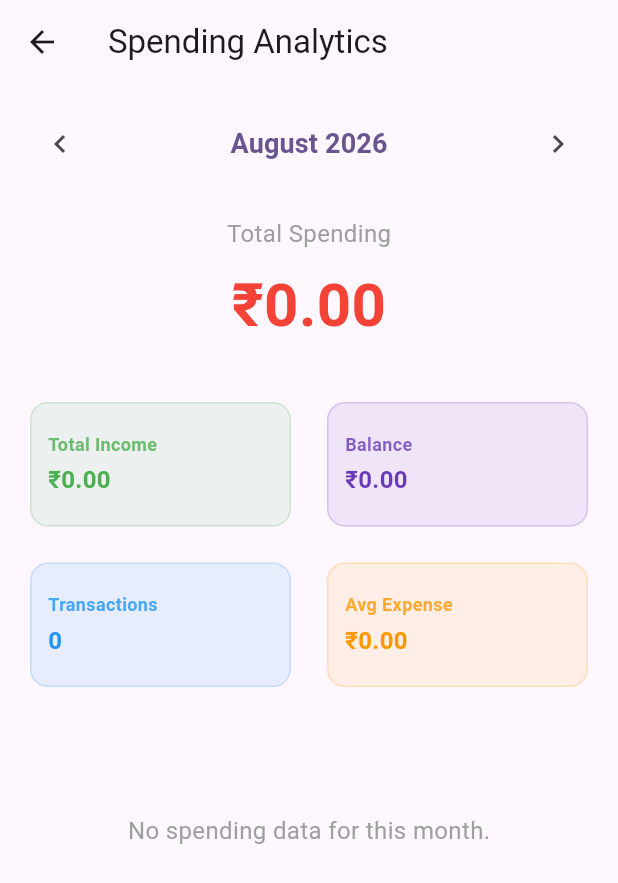
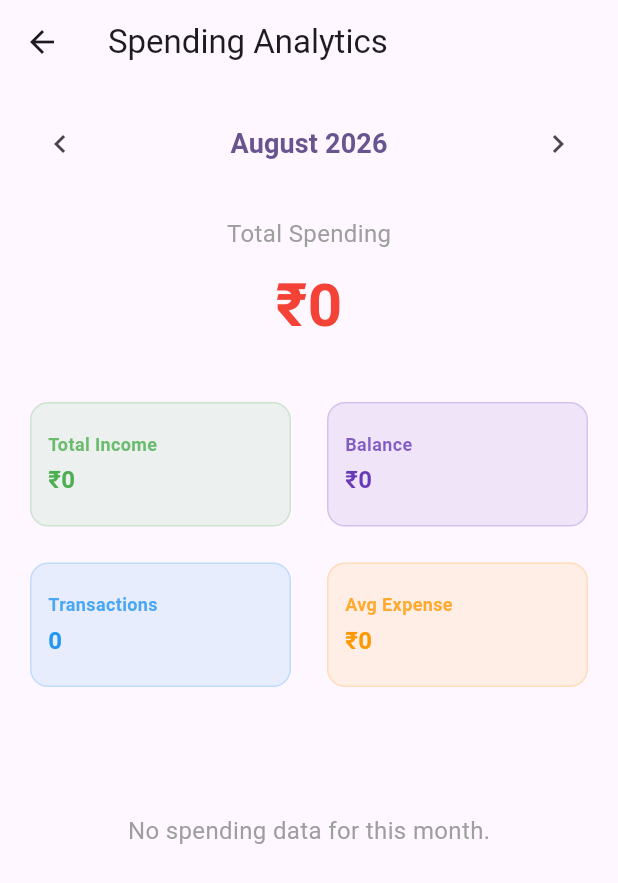
Before and after one commit to thanseer02/exp_trck, a Flutter app: the AnalyticsView screen opened directly, after a tap on the "chevron left" icon, on a phone screen of 412 x 824 dp. Shown: the top 883 px of the screen. Run offline on Flutter 3.47's test engine with Material 3 defaults, Android fonts, the phone set to English and light mode, and no system bars; our stand-ins replace drift, shared_preferences; accounts and stored records are empty; generated files the repository leaves out were written again.

Commit message:
refactor: centralize currency formatting by adding formatAmount to SettingsViewModel and updating all view usages

```diff
--- a/lib/viewmodels/settings_viewmodel.dart
+++ b/lib/viewmodels/settings_viewmodel.dart
@@ -1,5 +1,7 @@
 import 'package:flutter/material.dart';
 import 'package:shared_preferences/shared_preferences.dart';
+
+import 'package:intl/intl.dart';
 
 class SettingsViewModel extends ChangeNotifier {
   final SharedPreferences _prefs;
@@ -16,6 +18,15 @@ class SettingsViewModel extends ChangeNotifier {
 
   String get currencySymbol => _currencySymbol;
   ThemeMode get themeMode => _themeMode;
+
+  String formatAmount(double amount) {
+    final format = NumberFormat.currency(
+      locale: 'en_IN',
+      symbol: _currencySymbol,
+      decimalDigits: amount.truncateToDouble() == amount ? 0 : 2,
+    );
+    return format.format(amount);
+  }
 
   void _loadSettings() {
     _currencySymbol = _prefs.getString(_currencyKey) ?? '₹';
--- a/lib/views/analytics_view.dart
+++ b/lib/views/analytics_view.dart
@@ -118,7 +118,7 @@ class _AnalyticsViewState extends State<AnalyticsView> {
                   const SizedBox(height: 8),
                   Center(
                     child: Text(
-                      '${context.read<SettingsViewModel>().currencySymbol}${totalExpense.toStringAsFixed(2)}',
+                      context.read<SettingsViewModel>().formatAmount(totalExpense),
                       style: const TextStyle(fontSize: 40, fontWeight: FontWeight.bold, color: Colors.red),
                     ),
                   ),
@@ -133,10 +133,10 @@ class _AnalyticsViewState extends State<AnalyticsView> {
                     mainAxisSpacing: 16,
                     childAspectRatio: 2,
                     children: [
-                      _buildMetricCard('Total Income', '${context.read<SettingsViewModel>().currencySymbol}${summary?.totalIncome.toStringAsFixed(2) ?? '0.00'}', Colors.green),
-                      _buildMetricCard('Balance', '${context.read<SettingsViewModel>().currencySymbol}${summary?.balance.toStringAsFixed(2) ?? '0.00'}', Colors.deepPurple),
+                      _buildMetricCard('Total Income', context.read<SettingsViewModel>().formatAmount(summary?.totalIncome ?? 0), Colors.green),
+                      _buildMetricCard('Balance', context.read<SettingsViewModel>().formatAmount(summary?.balance ?? 0), Colors.deepPurple),
                       _buildMetricCard('Transactions', '${vm.analyticsTransactionCount}', Colors.blue),
-                      _buildMetricCard('Avg Expense', '${context.read<SettingsViewModel>().currencySymbol}${averageExpense.toStringAsFixed(2)}', Colors.orange),
+                      _buildMetricCard('Avg Expense', context.read<SettingsViewModel>().formatAmount(averageExpense), Colors.orange),
                     ],
                   ),
                   const SizedBox(height: 32),
@@ -216,7 +216,7 @@ class _AnalyticsViewState extends State<AnalyticsView> {
                               ),
                             ),
                             Text(
-                              '${context.read<SettingsViewModel>().currencySymbol}${topExpenses.first.totalAmount.toStringAsFixed(2)}',
+                              context.read<SettingsViewModel>().formatAmount(topExpenses.first.totalAmount),
                               style: const TextStyle(fontSize: 20, fontWeight: FontWeight.bold, color: Colors.red),
                             ),
                           ],
@@ -260,7 +260,7 @@ class _AnalyticsViewState extends State<AnalyticsView> {
                                 ),
                                 Row(
                                   children: [
-                                    Text('${context.read<SettingsViewModel>().currencySymbol}${spending.totalAmount.toStringAsFixed(2)}', style: const TextStyle(fontWeight: FontWeight.bold)),
+                                    Text(context.read<SettingsViewModel>().formatAmount(spending.totalAmount), style: const TextStyle(fontWeight: FontWeight.bold)),
                                     const SizedBox(width: 8),
                                     Text('${percentage.toStringAsFixed(1)}%', style: const TextStyle(color: Colors.grey)),
                                   ],
--- a/lib/views/category_details_view.dart
+++ b/lib/views/category_details_view.dart
@@ -85,7 +85,7 @@ class CategoryDetailsView extends StatelessWidget {
                 ),
                 const SizedBox(height: 8),
                 Text(
-                  '${context.read<SettingsViewModel>().currencySymbol}${totalSpent.toStringAsFixed(2)}',
+                  context.read<SettingsViewModel>().formatAmount(totalSpent),
                   style: TextStyle(fontSize: 36, fontWeight: FontWeight.bold, color: color),
                 ),
                 const SizedBox(height: 24),
@@ -94,7 +94,7 @@ class CategoryDetailsView extends StatelessWidget {
                   children: [
                     _buildStatCol('Transactions', '$txCount'),
                     Container(height: 30, width: 1, color: Colors.grey.shade300),
-                    _buildStatCol('Avg Transaction', '${context.read<SettingsViewModel>().currencySymbol}${avgTx.toStringAsFixed(2)}'),
+                    _buildStatCol('Avg Transaction', context.read<SettingsViewModel>().formatAmount(avgTx)),
                   ],
                 ),
               ],
@@ -131,7 +131,7 @@ class CategoryDetailsView extends StatelessWidget {
                           title: Text(tx.note != null && tx.note!.isNotEmpty ? tx.note! : category.name),
                           subtitle: Text(DateFormat.yMMMd().format(tx.date.toLocal())),
                           trailing: Text(
-                            '${isIncome ? '+' : '-'}${context.read<SettingsViewModel>().currencySymbol}${tx.amount.toStringAsFixed(2)}',
+                            '${isIncome ? '+' : '-'}${context.read<SettingsViewModel>().formatAmount(tx.amount)}',
                             style: TextStyle(
                               fontWeight: FontWeight.bold,
                               color: color,
--- a/lib/views/dashboard_view.dart
+++ b/lib/views/dashboard_view.dart
@@ -72,7 +72,7 @@ class _DashboardViewState extends State<DashboardView> {
                   const Text('Total Balance', style: TextStyle(fontSize: 16, color: Colors.grey)),
                   const SizedBox(height: 8),
                   Text(
-                    '${context.read<SettingsViewModel>().currencySymbol}${viewModel.balance.toStringAsFixed(2)}',
+                    context.read<SettingsViewModel>().formatAmount(viewModel.balance),
                     style: const TextStyle(fontSize: 42, fontWeight: FontWeight.bold, letterSpacing: -1.0),
                   ),
                 ],
@@ -100,7 +100,7 @@ class _DashboardViewState extends State<DashboardView> {
                           ),
                           const SizedBox(height: 8),
                           Text(
-                            '${context.read<SettingsViewModel>().currencySymbol}${viewModel.monthlySummary?.totalIncome.toStringAsFixed(2) ?? '0.00'}',
+                            context.read<SettingsViewModel>().formatAmount(viewModel.monthlySummary?.totalIncome ?? 0),
                             style: const TextStyle(fontSize: 20, fontWeight: FontWeight.bold),
                           ),
                         ],
@@ -126,7 +126,7 @@ class _DashboardViewState extends State<DashboardView> {
                           ),
                           const SizedBox(height: 8),
                           Text(
-                            '${context.read<SettingsViewModel>().currencySymbol}${viewModel.monthlySummary?.totalExpense.toStringAsFixed(2) ?? '0.00'}',
+                            context.read<SettingsViewModel>().formatAmount(viewModel.monthlySummary?.totalExpense ?? 0),
                             style: const TextStyle(fontSize: 20, fontWeight: FontWeight.bold),
                           ),
                         ],
@@ -176,7 +176,7 @@ class _DashboardViewState extends State<DashboardView> {
                         ],
                       ),
                       Text(
-                        '${context.read<SettingsViewModel>().currencySymbol}${spending.totalAmount.toStringAsFixed(2)}',
+                        context.read<SettingsViewModel>().formatAmount(spending.totalAmount),
                         style: const TextStyle(fontWeight: FontWeight.bold, fontSize: 16),
                       ),
                     ],
@@ -220,7 +220,7 @@ class _DashboardViewState extends State<DashboardView> {
                     title: Text(tx.note != null && tx.note!.isNotEmpty ? tx.note! : tx.type.name.toUpperCase()),
                     subtitle: Text(tx.date.toLocal().toString().split(' ')[0]),
                     trailing: Text(
-                      '${isIncome ? '+' : '-'}${context.read<SettingsViewModel>().currencySymbol}${tx.amount.toStringAsFixed(2)}',
+                      '${isIncome ? '+' : '-'}${context.read<SettingsViewModel>().formatAmount(tx.amount)}',
                       style: TextStyle(
                         fontWeight: FontWeight.bold,
                         color: isIncome ? Colors.green : Colors.red,
--- a/lib/views/transactions_view.dart
+++ b/lib/views/transactions_view.dart
@@ -239,7 +239,7 @@ class _TransactionsViewState extends State<TransactionsView> {
                                   title: Text(tx.note != null && tx.note!.isNotEmpty ? tx.note! : tx.type.name.toUpperCase()),
                                   subtitle: Text(tx.date.toLocal().toString().split(' ')[0]),
                                   trailing: Text(
-                                    '${isIncome ? '+' : '-'}${context.read<SettingsViewModel>().currencySymbol}${tx.amount.toStringAsFixed(2)}',
+                                    '${isIncome ? '+' : '-'}${context.read<SettingsViewModel>().formatAmount(tx.amount)}',
                                     style: TextStyle(
                                       fontWeight: FontWeight.bold,
                                       color: isIncome ? Colors.green : Colors.red,
```
